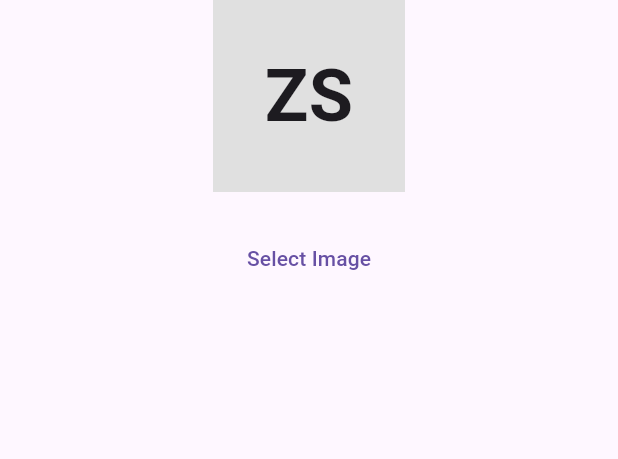
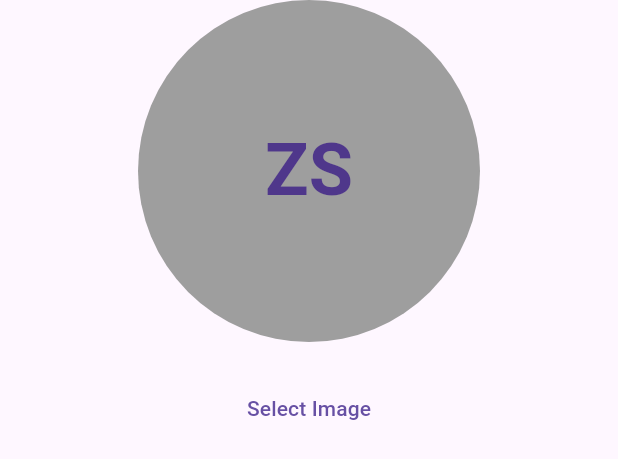
Before and after one commit to Sahil-Lakhani/Image-Picker, a Flutter app: the ProfileImage widget shown alone on an empty page, opened directly, after a tap on "Select Image", on a phone screen of 412 x 824 dp. Shown: the top 459 px of the screen. Run offline on Flutter 3.47's test engine with Material 3 defaults, Android fonts, the phone set to English and light mode, and no system bars; our stand-ins replace flutter_smart_dialog, image_cropper, image_picker, permission_handler.

Commit message:
added the required permisisons and made it a profile image

```diff
--- a/lib/image_helper.dart
+++ b/lib/image_helper.dart
@@ -23,7 +23,6 @@ class ImageHelper {
     SmartDialog.dismiss(status: SmartStatus.allAttach);
 
     var status = await Permission.photos.status;
-    print(status);
 
     try {
       if (status.isDenied ) {
@@ -36,12 +35,12 @@ class ImageHelper {
         Timer(const Duration(seconds: 3), SmartDialog.dismiss);
         return null;
       }
-      // SmartDialog.showLoading(msg: 'Image Loading');
+
       final XFile? file = await _imagePicker.pickImage(
         source: source,
         imageQuality: imageQuality,
       );
-      // await SmartDialog.dismiss(status: SmartStatus.oading);
+
       return file;
     } on PlatformException catch (e) {
       debugPrint(e.message.toString());
@@ -55,7 +54,7 @@ class ImageHelper {
 
   Future<CroppedFile?> cropImage({
     required XFile file,
-    CropStyle cropStyle = CropStyle.rectangle,
+    required CropStyle cropStyle ,
   }) async {
     try {
       final croppedFile = await _imageCropper.cropImage(
--- a/lib/main.dart
+++ b/lib/main.dart
@@ -1,4 +1,5 @@
 import 'package:custom_image_app/imagecapture.dart';
+import 'package:custom_image_app/profileScreen.dart';
 import 'package:flutter/material.dart';
 import 'package:flutter_smart_dialog/flutter_smart_dialog.dart';
 
--- a/lib/profileScreen.dart
+++ b/lib/profileScreen.dart
@@ -40,29 +40,33 @@ class ProfileImage extends StatefulWidget {
 
 class _ProfileImageState extends State<ProfileImage> {
   File? _image;
-
   @override
   Widget build(BuildContext context) {
     return Column(
       children: [
         Center(
+          child: CircleAvatar(
+            radius: 114, // Half of 228
+            backgroundColor: Colors.grey,
             child: _image != null
-              ? Image.file(
+                ? ClipOval(
+                    child: Image.file(
                       _image!,
                       width: 228,
                       height: 228,
                       fit: BoxFit.cover,
+                    ),
                   )
                 : Container(
-                  width: 128,
-                  height: 128,
-                  color: Colors.grey[300],
+                    width: 228,
+                    height: 228,
                     child: Center(
                       child: Text(
                         widget.initials,
                         style: const TextStyle(
                           fontSize: 48,
                           fontWeight: FontWeight.bold,
+                        ),
                       ),
                     ),
                   ),
@@ -77,7 +81,7 @@ class _ProfileImageState extends State<ProfileImage> {
 
               final croppedFile = await imageHelper.cropImage(
                 file: file,
-                cropStyle: CropStyle.rectangle,
+                cropStyle: CropStyle.circle,
               );
               if (croppedFile != null) {
                 setState(() {
```
Also changed, not shown: lib/imagecapture.dart (+10 -5 lines), 1 other file. Lines whose indentation alone changed are shown as unchanged.
